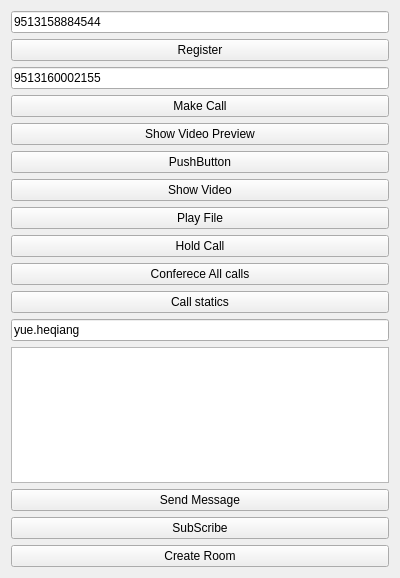
Qt form softphone_lib2_demo/widget.ui (loogear/SparkleComm) before a commit.
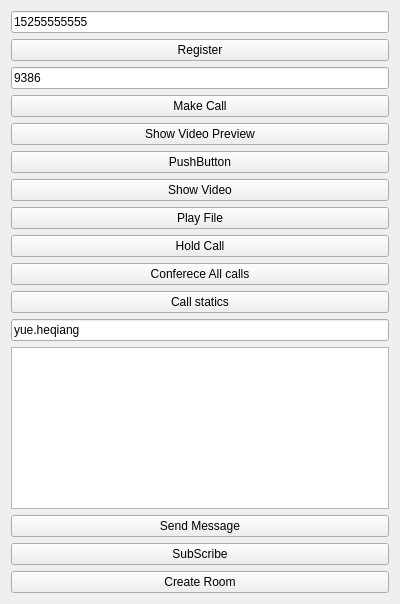
The same form after that commit.

Commit message: 修改登录方式

What changed in the file:
```diff
--- a/softphone_lib2_demo/widget.ui
+++ b/softphone_lib2_demo/widget.ui
@@ -7,7 +7,7 @@
     <x>0</x>
     <y>0</y>
     <width>400</width>
-    <height>578</height>
+    <height>604</height>
    </rect>
   </property>
   <property name="windowTitle">
@@ -17,7 +17,7 @@
    <item>
     <widget class="QLineEdit" name="accountEdit">
      <property name="text">
-      <string>9513158884544</string>
+      <string>15255555555</string>
      </property>
     </widget>
    </item>
@@ -31,7 +31,7 @@
    <item>
     <widget class="QLineEdit" name="phoneNumber">
      <property name="text">
-      <string>9513160002155</string>
+      <string>9386</string>
      </property>
     </widget>
    </item>
```
The commit also changes 2 other files.
